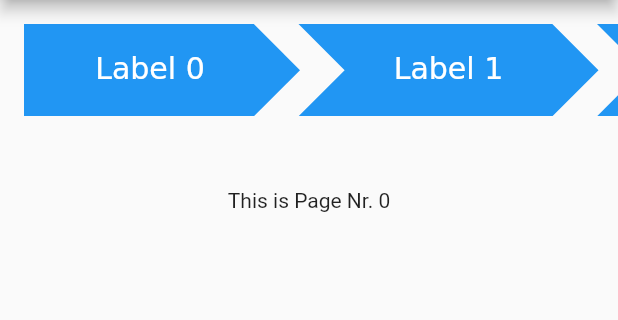
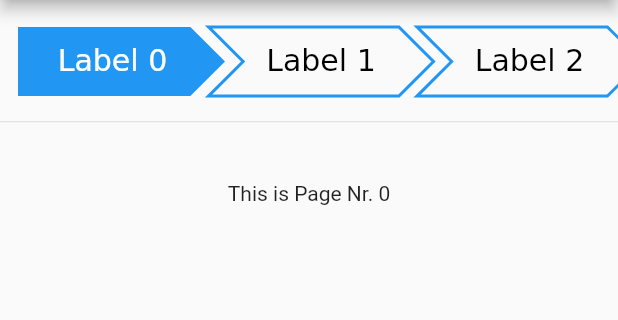
Before and after one commit to underwhelmingToaster/progress_tab_bar, a Flutter app: the screen it shows after launch, on a phone screen of 412 x 824 dp, the part 84-404 px from its top. Run offline on Flutter 3.47's test engine with Material 2 defaults, Android fonts, the light colour scheme and no system bars.

Commit message:
implemented selected tab and color management

```diff
--- a/example/lib/main.dart
+++ b/example/lib/main.dart
@@ -38,10 +38,11 @@ class _MyHomePageState extends State<MyHomePage> {
       body: Column(
         children: [
           Padding(
-            padding: const EdgeInsets.symmetric(vertical: 16),
+            padding: const EdgeInsets.only(top: 16, bottom: 8),
             child: ProgressTabBar(
-              tabWidth: 200,
-              spacing: 30,
+              tabWidth: 150,
+              spacing: 20,
+              selectedTab: _selectedTab,
               children: [
                 ProgressTab(
                     label: "Label 0",
@@ -62,11 +63,13 @@ class _MyHomePageState extends State<MyHomePage> {
                     onPressed: () {
                       setState(() {
                         _selectedTab = 2;
+
                       });
                     }),
               ],
             ),
           ),
+          const Divider(),
           Container(
             child: content(_selectedTab),
           ),
--- a/lib/progress_tab_bar.dart
+++ b/lib/progress_tab_bar.dart
@@ -24,12 +24,35 @@ class ProgressTabBar extends StatefulWidget {
   /// [spacing] sets the distance between [ProgressTab]s
   final double spacing;
 
+  /// [outlineWidth] sets the size of the outline when a tab is not selected
+  final double outlineWidth;
+
+  /// [color] sets the color of the tab-outline as well as the tab color when tab
+  /// is selected.
+  final Color? color;
+
+  /// [labelColor] defines the color of the text in a not selected tab.
+  final Color? labelColor;
+
+  /// [selectedLabelColor] defines the color of the text in a selected tab. Only
+  /// has a effect when [selectedTab] is provided.
+  final Color selectedLabelColor;
+
+  /// When [selectedTab] is given, the currently selected tab is displayed with
+  /// a elevated style.
+  final int? selectedTab;
+
   const ProgressTabBar({
     Key? key,
     required this.children,
     this.tabWidth = 200,
     double? height,
     this.spacing = 15,
+    this.outlineWidth = 2,
+    this.color,
+    this.labelColor,
+    this.selectedLabelColor = Colors.white,
+    this.selectedTab
   })  : height = height ?? tabWidth * 0.3076923076923077,
         super(key: key);
 
@@ -44,23 +67,45 @@ class _ProgressTabBarState extends State<ProgressTabBar> {
         scrollDirection: Axis.horizontal,
         child: SizedBox(
           width: _calculateLength(widget),
-          height: widget.height,
-          child: _stackBuilder(
-              _buttonBuilder(widget.children, widget.tabWidth, widget.height),
-              widget.spacing),
+          height: widget.height + widget.outlineWidth + 1,
+          child: Padding(
+            padding: EdgeInsets.only(top: widget.outlineWidth / 2),
+            child: _stackBuilder(
+                    _buttonBuilder(
+                        tabs: widget.children,
+                        width: widget.tabWidth,
+                        height: widget.height,
+                        outlineWidth: widget.outlineWidth,
+                        selectedTab: widget.selectedTab,
+                        color: widget.color,
+                        labelColor: widget.labelColor,
+                        selectedLabelColor: widget.selectedLabelColor,
+                        context: context),
+                    widget.spacing),
+          )
         ));
   }
 
-  List<ProgressTabButton> _buttonBuilder(
-      List<ProgressTab> tabs, double width, double height) {
+  List<ProgressTabButton> _buttonBuilder({required List<ProgressTab> tabs, required double width, required double height, required double outlineWidth,
+      int? selectedTab, Color? color, Color? labelColor, Color? selectedLabelColor, required BuildContext context}) {
     List<ProgressTabButton> tabButtons = List.empty(growable: true);
     for (int i = 0; i < tabs.length; i++) {
+      bool _filled = false;
+      Color _tabLabelColor = labelColor ?? Colors.black;
+      if(selectedTab == i){
+        _tabLabelColor = selectedLabelColor ?? _tabLabelColor;
+        _filled = true;
+      }
       tabButtons.add(ProgressTabButton(
         width: width,
         height: height,
         onPressed: tabs[i].onPressed,
-        label: tabs[i].label,
+        label: tabs[i].label ?? "",
         position: i,
+        outlineWidth: outlineWidth,
+        labelColor: _tabLabelColor ,
+        color: color ?? Theme.of(context).primaryColor,
+        filled: _filled,
       ));
     }
     return tabButtons;
--- a/lib/src/painter.dart
+++ b/lib/src/painter.dart
@@ -5,18 +5,28 @@ import 'package:flutter/material.dart';
 class ButtonPainter extends CustomPainter {
   String label;
   bool isFirst;
+  bool filled;
+  double strokeWidth;
+  Color labelColor;
 
   ButtonPainter({
     this.label = "",
     this.isFirst = false,
+    this.filled = false,
+    this.strokeWidth = 2.5,
+    this.labelColor = Colors.black,
   });
 
   @override
   void paint(Canvas canvas, Size size) {
+    PaintingStyle paintingStyle = PaintingStyle.stroke;
+
+    if(filled){ paintingStyle = PaintingStyle.fill; }
+
     Paint arrow = new Paint()
       ..color = Color.fromARGB(255, 33, 150, 243)
-      ..style = PaintingStyle.fill
-      ..strokeWidth = 1.0;
+      ..style = paintingStyle
+      ..strokeWidth = strokeWidth;
 
     Path arrowPath = Path();
     if(isFirst){
@@ -25,6 +35,7 @@ class ButtonPainter extends CustomPainter {
       arrowPath.lineTo(size.width * 0.8461538, size.height);
       arrowPath.lineTo(size.width, size.height * 0.5000000);
       arrowPath.lineTo(size.width * 0.8461538, 0);
+      arrowPath.close();
     }else{
       arrowPath.moveTo(0, 0);
       arrowPath.lineTo(size.width * 0.1538462, size.height * 0.5000000);
@@ -32,6 +43,7 @@ class ButtonPainter extends CustomPainter {
       arrowPath.lineTo(size.width * 0.8461538, size.height);
       arrowPath.lineTo(size.width, size.height * 0.5000000);
       arrowPath.lineTo(size.width * 0.8461538, 0);
+      arrowPath.close();
     }
     canvas.drawPath(arrowPath, arrow);
 
@@ -40,8 +52,10 @@ class ButtonPainter extends CustomPainter {
       textAlign: TextAlign.start,
       fontSize: 20,
       height: 1,
-    ))
-          ..addText(label);
+    ))  ..pushStyle(ui.TextStyle(color: labelColor))
+        ..addText(label);
+
+
     final ui.Paragraph paragraph = paragraphBuilder.build()
       ..layout(ui.ParagraphConstraints(
           width: size.width - size.width * (0.15 + 0.15)));
--- a/lib/src/progress_tab_button.dart
+++ b/lib/src/progress_tab_button.dart
@@ -6,11 +6,15 @@ class ProgressTabButton extends StatelessWidget {
   final double width;
   final double height;
   final VoidCallback onPressed;
-  final String? label;
+  final String label;
   final int position;
+  final double outlineWidth;
+  final Color labelColor;
+  final Color color;
+  final bool filled;
 
   ProgressTabButton(
-      {required this.width, required this.height, required this.onPressed, this.label, required this.position});
+      {required this.width, required this.height, required this.onPressed, required this.label, required this.position, required this.outlineWidth, required this.labelColor, required this.color, required this.filled});
 
   @override
   Widget build(BuildContext context) {
@@ -22,7 +26,7 @@ class ProgressTabButton extends StatelessWidget {
       child: CustomPaint(
         isComplex: false,
         size: Size(width, height),
-        painter: ButtonPainter(label: label ?? "", isFirst: _isFirst),
+        painter: ButtonPainter(label: label, isFirst: _isFirst, strokeWidth: outlineWidth, labelColor: labelColor, filled: filled),
       ),
       onPressed: onPressed,
     );
```
